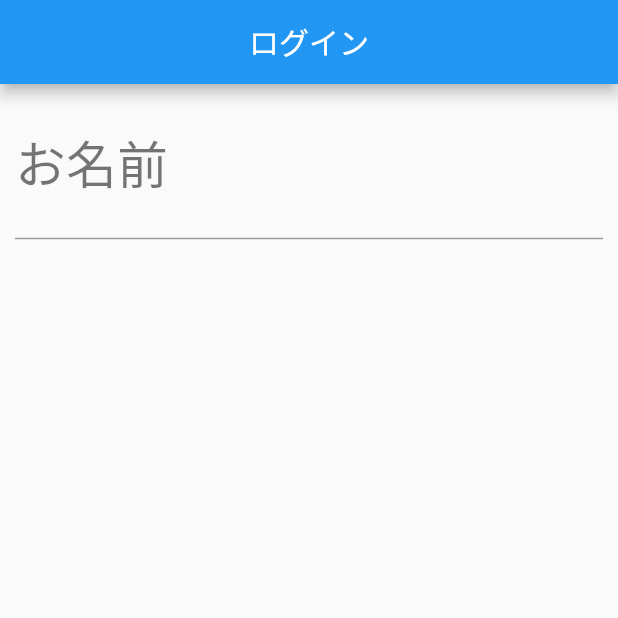
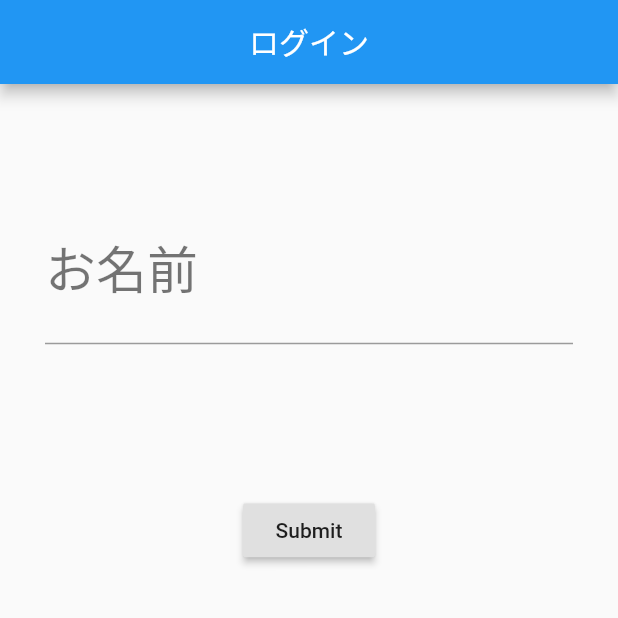
Before and after one commit to pepperintern/Twitter-like, a Flutter app: the screen it shows after launch, on a phone screen of 412 x 824 dp, the top half of it. Run offline on Flutter 3.47's test engine with Material 2 defaults, Android fonts, the phone set to English and light mode, and no system bars.

Commit message:
first commit

```diff
--- a/twitter/lib/main.dart
+++ b/twitter/lib/main.dart
@@ -11,31 +11,35 @@ class MyApp extends StatelessWidget {
         primaryColor: Colors.blue,
       ),
       home: Login(),
-      // routes: <String, WidgetBuilder>{
-      //   // '/MyHomePage': (_) => new MyHomePage(),
-      //   '/login': (_) => new Login(),
-      // },
+      routes: <String, WidgetBuilder>{
+        '/myHomePage': (_) => new MyHomePage(),
+        '/login': (_) => new Login(),
+      },
     );
   }
 }
 
-// class MyHomePage extends StatefulWidget{
-//   MyHomePageState createState() => MyHomePageState();
-// }
+class MyHomePage extends StatefulWidget {
+  MyHomePageState createState() => MyHomePageState();
+}
 
-// class MyHomePageState extends State<MyHomePage>{
-//   @override
-//   Widget build(BuildContext context){
-//     return Scaffold(
-//       appBar: new AppBar(
-//         title: Center(
-//           child: Text("ホーム"),
-//         ),
-//       ),
-//       body: null,//ここにツイートリストを表示する
-//     );
-//   }
-// }
+class MyHomePageState extends State<MyHomePage> {
+  @override
+  Widget build(BuildContext context) {
+    return Scaffold(
+      appBar: new AppBar(
+        title: Center(
+          child: Text("ホーム"),
+        ),
+      ),
+      body: null, //ここにツイートリストを表示する、ツイート投稿機能を追加する。
+    );
+  }
+}
+
+
+
+
 
 class Login extends StatefulWidget {
   LoginState createState() => LoginState();
@@ -45,18 +49,18 @@ class LoginState extends State<Login> {
   @override
   Widget build(BuildContext context) {
     return Scaffold(
-      appBar: new AppBar(
-        title: Center(
-          child: Text("ログイン"),
+        appBar: new AppBar(
+          title: Center(
+            child: Text("ログイン"),
+          ),
         ),
-      ),
-      body: _login(), //ここにログイン画面を入れる。
-    );
+        body: Column(children: <Widget>[_login(), _submitButton()]));
   }
+
 
   Widget _login() {
     return Padding(
-      padding: EdgeInsets.all(10.0),
+      padding: EdgeInsets.only(top: 80.0, right: 30.0, left: 30.0),
       child: Column(
         crossAxisAlignment: CrossAxisAlignment.stretch,
         children: <Widget>[
@@ -72,4 +76,16 @@ class LoginState extends State<Login> {
       ),
     );
   }
+
+  Widget _submitButton() {
+    return Padding(
+      padding: EdgeInsets.only(top: 100.0),
+      child:
+      RaisedButton(
+      child: Text("Submit"),
+      onPressed: () {
+        Navigator.of(context).pushNamed("/myHomePage");
+      },),
+    );
+  }
 }
```
